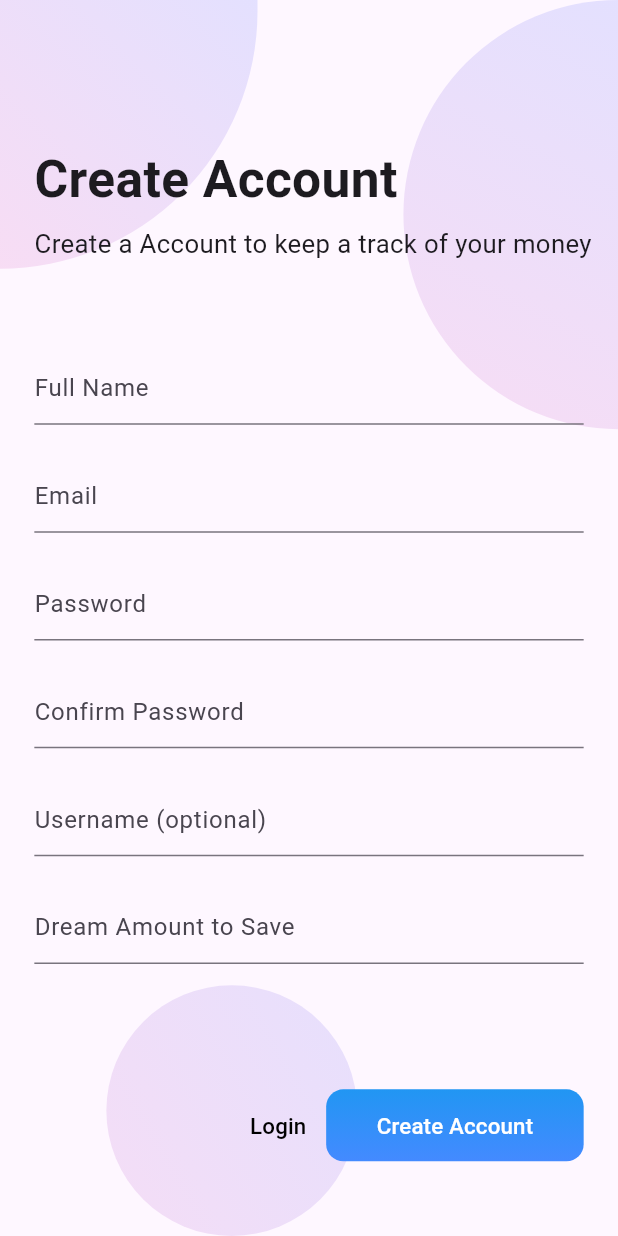
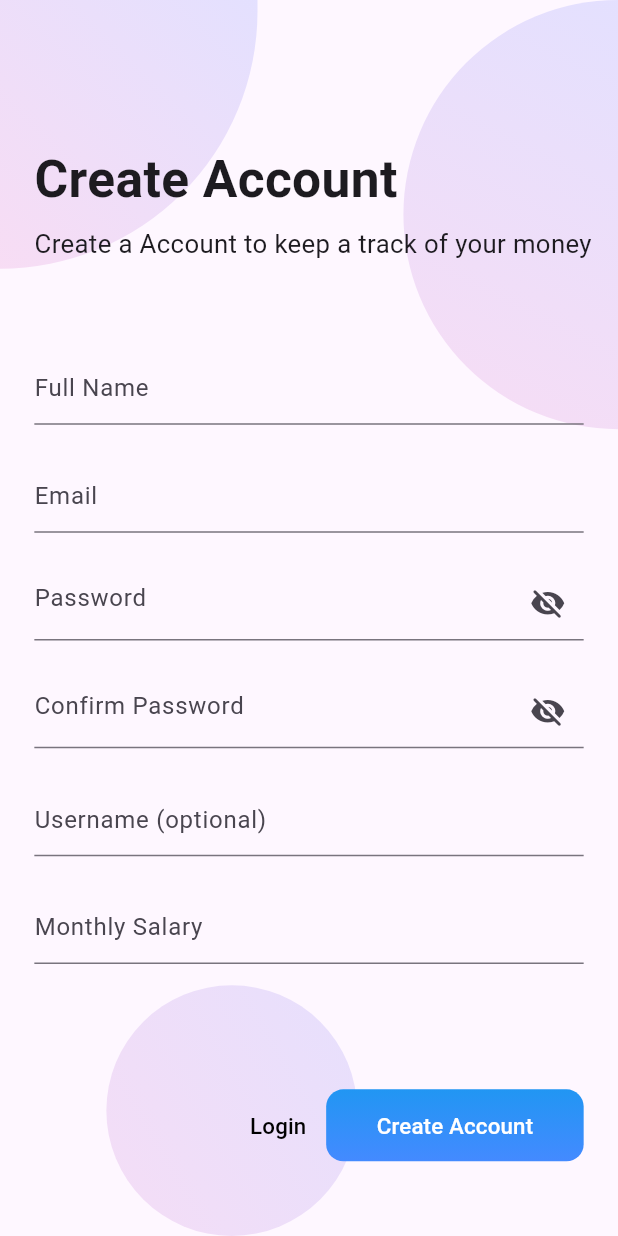
Before and after one commit to justaman045/spendwise, a Flutter app: the SignUp screen opened directly, on a phone screen of 412 x 824 dp. Run offline on Flutter 3.47's test engine with Material 3 defaults, Android fonts, the phone set to English and light mode, and no system bars; our stand-ins replace cloud_firestore, countup, file_picker, firebase_auth, firebase_core, firebase_messaging and 9 more; missing offline and left inert: flutter_sms_inbox, search_choices; accounts and stored records are empty.

Commit message:
Fixed basic bugs

```diff
--- a/lib/Components/custom_drawer.dart
+++ b/lib/Components/custom_drawer.dart
@@ -84,7 +84,7 @@ class CustomDrawer extends StatelessWidget {
                 navBars.keys.elementAt(i),
                 style: TextStyle(fontSize: 15.w),
               ),
-              onTap: () => _handleNavigation(context, i),
+              onTap: () { _handleNavigation(context, i); },
             ),
         ],
       ),
--- a/lib/Components/subscription_widgets.dart
+++ b/lib/Components/subscription_widgets.dart
@@ -72,7 +72,7 @@ class SubscriptionWidgets extends StatelessWidget {
                             if (stringToDateTime(subscriptionList[index].toDate)
                                     .difference(DateTime.now())
                                     .inDays <=
-                                7) ...[Text("Expiring this Week")],
+                                7) ...[const Text("Expiring this Week")],
                             if ((stringToDateTime(
                                             subscriptionList[index].toDate)
                                         .difference(DateTime.now())
@@ -82,7 +82,7 @@ class SubscriptionWidgets extends StatelessWidget {
                                             subscriptionList[index].toDate)
                                         .difference(DateTime.now())
                                         .inDays <=
-                                    14)) ...[Text("Expiring Next Week")],
+                                    14)) ...[const Text("Expiring Next Week")],
                             if((stringToDateTime(subscriptionList[index].toDate).difference(DateTime.now()).inDays < 30) || (stringToDateTime(subscriptionList[index].toDate).difference(DateTime.now()).inDays < 28)) ...[
                               Text(
                                   "${stringToDateTime(subscriptionList[index].toDate).difference(DateTime.now()).inDays} days Remaining"),
--- a/lib/Screens/cash_entry.dart
+++ b/lib/Screens/cash_entry.dart
@@ -43,7 +43,6 @@ class _AddCashEntryState extends State<AddCashEntry> {
       MultiSelectController<String>();
   List<PeopleBalance> _peopleBalanceList = [];
   List<PeopleBalance> people = [];
-  Future? _future;
   double updatedAmount = 0;
   late CusTransaction transaction;
 
@@ -56,7 +55,7 @@ class _AddCashEntryState extends State<AddCashEntry> {
   Future<void> _refreshData() async {
     setState(() {
       _peopleBalanceList.clear();
-      _future = PeopleBalanceSharedMethods().getAllPeopleBalance();
+      PeopleBalanceSharedMethods().getAllPeopleBalance();
     });
   }
 
--- a/lib/Screens/features_to_impliment.dart
+++ b/lib/Screens/features_to_impliment.dart
@@ -58,7 +58,6 @@ class FeaturesToImpliment extends StatelessWidget {
               // Handle as a single Object
               // Access points from the single object (adjust based on your structure)
               final List<dynamic> points = jsonData['points'] as List<dynamic>;
-              if (points != null) {
               final processedPoints =
                   points.map((point) => Point.fromJson(point)).toList();
               return Column(
@@ -86,11 +85,6 @@ class FeaturesToImpliment extends StatelessWidget {
                   ),
                 ],
               );
-              } else {
-                // Handle case where "points" key might not exist
-                return const Center(
-                    child: Text('Error: JSON object missing "points" key'));
-              }
                         } else {
               return const Center(child: Text('Unknown JSON data structure'));
             }
--- a/lib/Screens/people.dart
+++ b/lib/Screens/people.dart
@@ -20,7 +20,6 @@ class People extends StatefulWidget {
 
 class _PeopleState extends State<People> {
   final _peopleBalanceList = <PeopleBalance>[];
-  Future? _future;
   final GlobalKey _addAPeople = GlobalKey();
 
   Future<void> _checkFirstTime() async {
@@ -47,7 +46,7 @@ class _PeopleState extends State<People> {
   Future<void> _refreshData() async {
     setState(() {
       _peopleBalanceList.clear();
-      _future = PeopleBalanceSharedMethods().getAllPeopleBalance();
+      PeopleBalanceSharedMethods().getAllPeopleBalance();
     });
   }
 
--- a/lib/Screens/signup.dart
+++ b/lib/Screens/signup.dart
@@ -11,11 +11,14 @@ import "package:spendwise/Utils/theme.dart";
 final _formKey = GlobalKey<FormState>();
 
 // TODO: Reduce Lines of Code
-class SignUp extends StatelessWidget {
+class SignUp extends StatefulWidget {
   const SignUp({super.key});
 
   @override
-  Widget build(BuildContext context) {
+  State<SignUp> createState() => _SignUpState();
+}
+
+class _SignUpState extends State<SignUp> {
   final TextEditingController nameEditingController = TextEditingController();
   final TextEditingController emailEditingController =
   TextEditingController();
@@ -26,6 +29,9 @@ class SignUp extends StatelessWidget {
   final TextEditingController dreamSavingsController =
   TextEditingController();
   final TextEditingController userNameController = TextEditingController();
+  bool _showPassword = true;
+  @override
+  Widget build(BuildContext context) {
     return Scaffold(
       body: Stack(
         children: [
@@ -185,9 +191,20 @@ class SignUp extends StatelessWidget {
                               }
                               return null;
                             },
-                            obscureText: true,
-                            decoration: const InputDecoration(
+                            obscureText: _showPassword,
+                            decoration: InputDecoration(
                               hintText: "Password",
+                              suffixIcon: GestureDetector(
+                                onTap: () {
+                                  _showPassword = !_showPassword;
+                                  setState(() {});
+                                },
+                                child: Icon(
+                                  _showPassword
+                                      ? Icons.visibility_off_rounded
+                                      : Icons.visibility_rounded,
+                                ),
+                              ),
                             ),
                           ),
                         ),
@@ -209,9 +226,20 @@ class SignUp extends StatelessWidget {
                               }
                               return null;
                             },
-                            obscureText: true,
-                            decoration: const InputDecoration(
+                            obscureText: _showPassword,
+                            decoration: InputDecoration(
                               hintText: "Confirm Password",
+                              suffixIcon: GestureDetector(
+                                onTap: () {
+                                  _showPassword = !_showPassword;
+                                  setState(() {});
+                                },
+                                child: Icon(
+                                  _showPassword
+                                      ? Icons.visibility_off_rounded
+                                      : Icons.visibility_rounded,
+                                ),
+                              ),
                             ),
                           ),
                         ),
@@ -241,12 +269,12 @@ class SignUp extends StatelessWidget {
                             controller: dreamSavingsController,
                             validator: (value) {
                               if (value!.isEmpty) {
-                                return "You have to give a Amount between 50 - 100000";
+                                return "You have to give a Amount between 50 - 1,00,00,000";
                               }
                               return null;
                             },
                             decoration: const InputDecoration(
-                              hintText: "Dream Amount to Save",
+                              hintText: "Monthly Salary",
                             ),
                           ),
                         ),
```
Also changed, not shown: lib/Screens/active_subscription.dart (+7 -1 lines), lib/Screens/add_people.dart (+6 -1 lines), lib/Screens/subscription.dart (+3 -4 lines), lib/main.dart (+10 -3 lines), 1 other file. Lines whose indentation alone changed are shown as unchanged.
